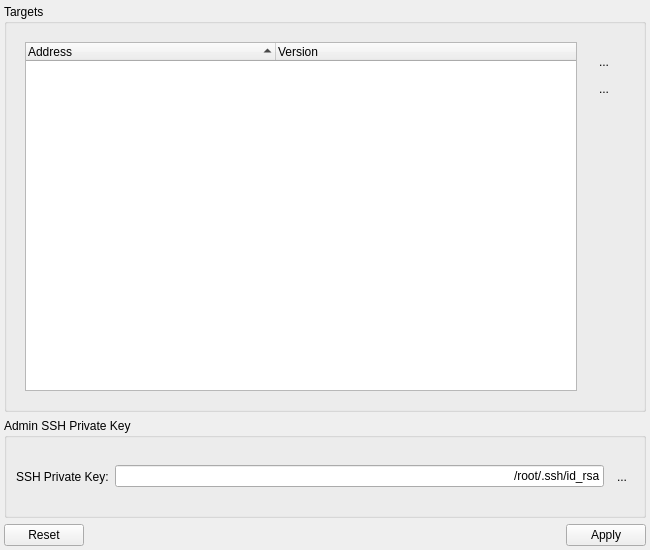
Before: the Qt Designer form src/ui/export/exportWidget.ui in andrevmatos/Librix-ThinClient, drawn with Qt 5.
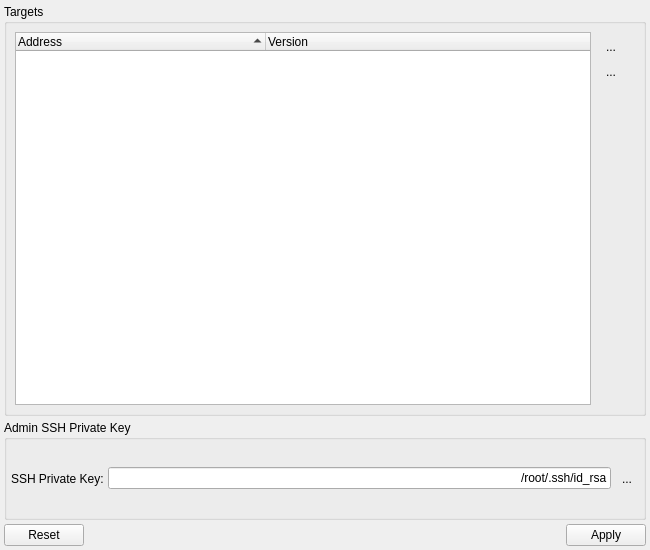
After: the same form once the commit is applied. Icons and pictures are not drawn.

Diff of the .ui file:
```diff
--- a/src/ui/export/exportWidget.ui
+++ b/src/ui/export/exportWidget.ui
@@ -20,6 +20,9 @@
    <string>Form</string>
   </property>
   <layout class="QVBoxLayout" name="mainVLayout">
+   <property name="spacing">
+    <number>4</number>
+   </property>
    <property name="margin">
     <number>4</number>
    </property>
@@ -29,9 +32,21 @@
       <string>Targets</string>
      </property>
      <layout class="QVBoxLayout" name="verticalLayout">
+      <property name="spacing">
+       <number>4</number>
+      </property>
+      <property name="margin">
+       <number>4</number>
+      </property>
       <item>
        <widget class="QWidget" name="IPsWidget" native="true">
         <layout class="QHBoxLayout" name="horizontalLayout">
+         <property name="spacing">
+          <number>4</number>
+         </property>
+         <property name="margin">
+          <number>4</number>
+         </property>
          <item>
           <widget class="QTreeWidget" name="treeWidget">
            <property name="selectionMode">
@@ -82,6 +97,12 @@
             </size>
            </property>
            <layout class="QVBoxLayout" name="verticalLayout_2">
+            <property name="spacing">
+             <number>4</number>
+            </property>
+            <property name="margin">
+             <number>4</number>
+            </property>
             <item>
              <widget class="QToolButton" name="addButton">
               <property name="toolTip">
@@ -174,6 +195,12 @@
       <string>Admin SSH Private Key</string>
      </property>
      <layout class="QHBoxLayout" name="horizontalLayout_2">
+      <property name="spacing">
+       <number>4</number>
+      </property>
+      <property name="margin">
+       <number>4</number>
+      </property>
       <item>
        <widget class="QLabel" name="privKeyLabel">
         <property name="text">
```
